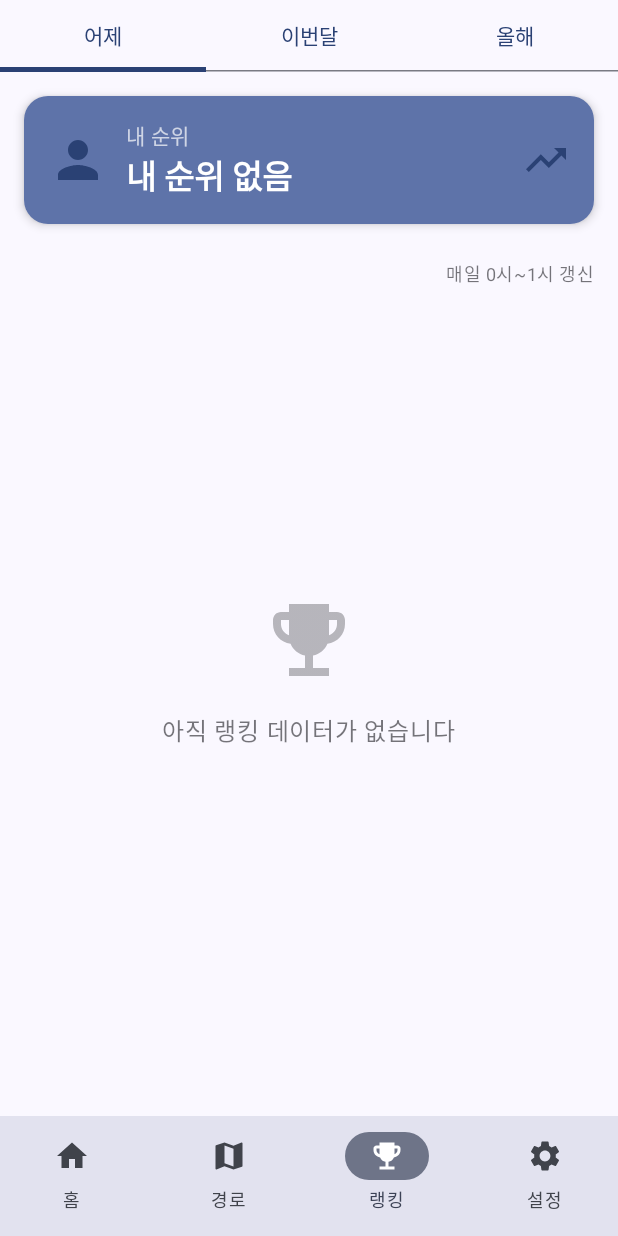
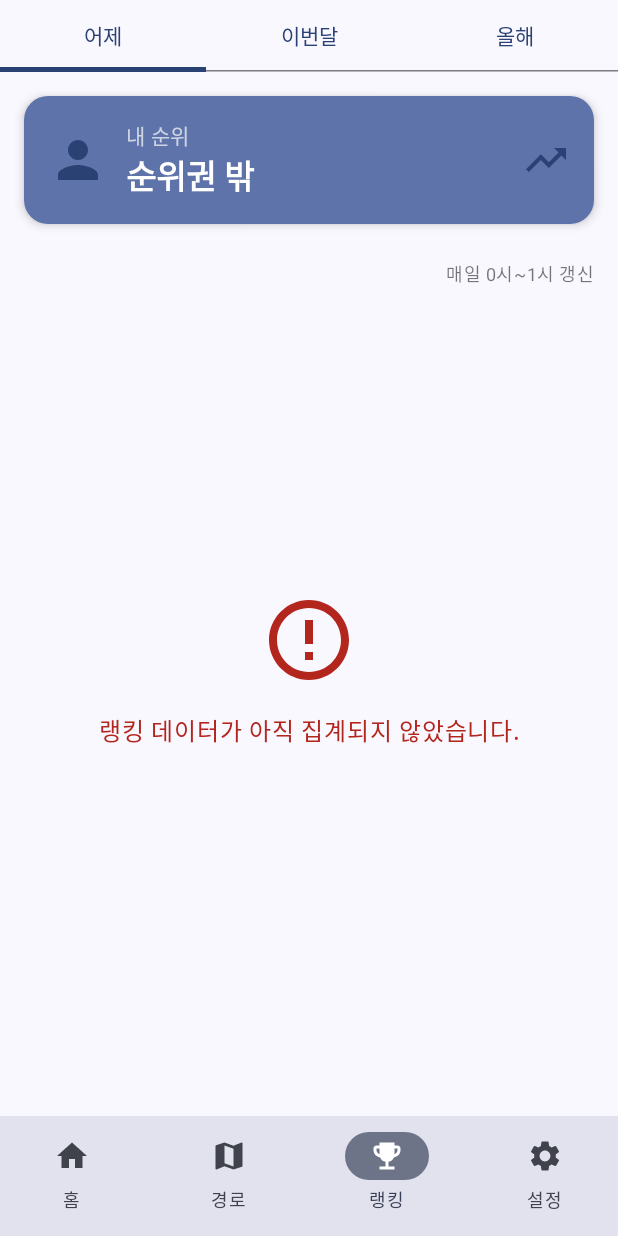
Before and after one commit to coconiss/WalkTracker, an Android app built with Jetpack Compose: the RankingScreen screen opened through its navigation route, on a phone screen of 412 x 824 dp. Run offline under Robolectric (Android 15) with nearby library versions, the phone set to English and light mode, and no system bars; our stand-ins replace AdMob, Firebase (no records; nobody signed in at launch, a user with empty details on screens opened directly), Room's generated code; 1 statement that could not run was skipped.

Commit message:
랭킹 조회 방법, 저장방법 변경

```diff
--- a/app/src/main/java/com/walktracker/app/MainActivity.kt
+++ b/app/src/main/java/com/walktracker/app/MainActivity.kt
@@ -309,6 +309,7 @@ fun MainApp(
                 }
                 RankingScreen(
                     rankingState = rankingState,
+                    currentUserId = FirebaseAuth.getInstance().currentUser?.uid ?: "", // 이 줄을 추가하세요.
                     onPeriodChange = { period ->
                         viewModel.loadRankings(period)
                     }
--- a/app/src/main/java/com/walktracker/app/repository/FirebaseRepository.kt
+++ b/app/src/main/java/com/walktracker/app/repository/FirebaseRepository.kt
@@ -13,6 +13,7 @@ import com.google.gson.reflect.TypeToken
 import com.walktracker.app.data.local.WalkTrackerDatabase
 import com.walktracker.app.data.local.entity.LocalDailyActivityEntity
 import com.walktracker.app.model.*
+import com.walktracker.app.model.RankingLeaderboard
 import kotlinx.coroutines.channels.awaitClose
 import kotlinx.coroutines.flow.Flow
 import kotlinx.coroutines.flow.callbackFlow
@@ -78,18 +79,15 @@ class FirebaseRepository(context: Context) {
             // Room 데이터 삭제
             dailyActivityDao.deleteAllForUser(userId)
 
-            // Firestore 데이터 삭제
+            // Firestore 데이터 삭제 (사용자 활동 기록만 삭제)
             val activitiesSnapshot = activitiesCollection.whereEqualTo("userId", userId).get().await()
-            val rankingsSnapshot = rankingsCollection.whereEqualTo("userId", userId).get().await()
 
             firestore.runBatch { batch ->
                 batch.delete(usersCollection.document(userId))
                 for (document in activitiesSnapshot.documents) {
                     batch.delete(document.reference)
                 }
-                for (document in rankingsSnapshot.documents) {
-                    batch.delete(document.reference)
-                }
+                // 개별 랭킹 문서를 삭제하는 로직 제거 (더 이상 사용되지 않음)
             }.await()
 
             auth.currentUser?.delete()?.await()
@@ -295,57 +293,29 @@ class FirebaseRepository(context: Context) {
             .map { list -> list.find { it.date == date }?.toDailyActivity() }
     }
 
-    // --- Rankings --- //
+    // --- Rankings (개선된 구조) --- //
 
-    suspend fun getRankings(period: String, periodKey: String, limit: Int = 100): List<RankingEntry> {
-        Log.d(TAG, "getRankings: period=$period, periodKey=$periodKey")
+    /**
+     * 기간별 랭킹 리더보드 문서를 가져옵니다.
+     * 이 문서는 백엔드 스크립트에 의해 주기적으로 생성됩니다.
+     */
+    suspend fun getRankingLeaderboard(period: String, periodKey: String): RankingLeaderboard? {
+        val docId = "${period}_${periodKey}"
+        Log.d(TAG, "getRankingLeaderboard: docId=$docId")
         return try {
-            val snapshot = rankingsCollection
-                .whereEqualTo("period", period)
-                .whereEqualTo("periodKey", periodKey)
-                .orderBy("distance", Query.Direction.DESCENDING)
-                .limit(limit.toLong())
-                .get()
-                .await()
-
-            val rankings = snapshot.documents
-                .mapIndexedNotNull { index, doc ->
-                    try {
-                        doc.toObject(RankingEntry::class.java)?.apply { rank = index + 1 }
-                    } catch (e: Exception) {
-                        Log.e(TAG, "문서 변환 실패: docId=${doc.id}", e)
-                        null
-                    }
-                }
-
-            Log.d(TAG, "랭킹 목록 크기: ${rankings.size}")
-            rankings
+            val document = rankingsCollection.document(docId).get().await()
+            if (document.exists()) {
+                document.toObject(RankingLeaderboard::class.java)
+            } else {
+                Log.w(TAG, "Ranking document not found: $docId")
+                null
+            }
         } catch (e: Exception) {
-            Log.e(TAG, "getRankings 실패", e)
-            emptyList()
+            Log.e(TAG, "getRankingLeaderboard failed for $docId", e)
+            null
         }
     }
 
-    suspend fun getUserRank(period: String, periodKey: String): Int? {
-        val userId = getCurrentUserId() ?: return null
-        return try {
-            val docId = "${period}_${periodKey}_${userId}"
-            val userRanking = rankingsCollection.document(docId).get().await()
-                .toObject(RankingEntry::class.java) ?: return null
-
-            val higherCount = rankingsCollection
-                .whereEqualTo("period", period)
-                .whereEqualTo("periodKey", periodKey)
-                .whereGreaterThan("distance", userRanking.distance)
-                .get()
-                .await()
-                .size()
-
-            higherCount + 1
-        } catch (e: Exception) {
-            null
-        }
-    }
 
     // --- Extension Functions --- //
 
--- a/app/src/main/java/com/walktracker/app/service/LocationTrackingService.kt
+++ b/app/src/main/java/com/walktracker/app/service/LocationTrackingService.kt
@@ -124,7 +124,7 @@ class LocationTrackingService : Service(), SensorEventListener {
         private const val MAX_WALKING_SPEED_MPS = 2.2f  // 8km/h - 빠른 걷기 최고 속도
         private const val MIN_WALKING_SPEED_MPS = 0.5f  // 2.9km/h - 최소 걷기 속도
         private const val MAX_TIME_DIFFERENCE_SECONDS = 60L
-        private const val MIN_ACCURACY_METERS = 100f
+        private const val MIN_ACCURACY_METERS = 50f
 
         // 속도 타임아웃: 이 시간 동안 이동이 없으면 속도를 0으로 리셋
         private const val SPEED_TIMEOUT_MS = 10000L  // 10초
@@ -969,7 +969,7 @@ class LocationTrackingService : Service(), SensorEventListener {
 
         val (priority, interval) = when (currentActivityType) {
             ActivityType.RUNNING -> Priority.PRIORITY_HIGH_ACCURACY to LOCATION_INTERVAL_RUNNING
-            ActivityType.WALKING -> Priority.PRIORITY_BALANCED_POWER_ACCURACY to LOCATION_INTERVAL_WALKING
+            ActivityType.WALKING -> Priority.PRIORITY_HIGH_ACCURACY to LOCATION_INTERVAL_WALKING
             ActivityType.STILL -> Priority.PRIORITY_BALANCED_POWER_ACCURACY to LOCATION_INTERVAL_STILL
             else -> Priority.PRIORITY_BALANCED_POWER_ACCURACY to LOCATION_INTERVAL_WALKING
         }
--- a/app/src/main/java/com/walktracker/app/ui/screen/RankingScreen.kt
+++ b/app/src/main/java/com/walktracker/app/ui/screen/RankingScreen.kt
@@ -3,7 +3,7 @@ package com.walktracker.app.ui.screen
 import androidx.compose.foundation.background
 import androidx.compose.foundation.layout.*
 import androidx.compose.foundation.lazy.LazyColumn
-import androidx.compose.foundation.lazy.itemsIndexed
+import androidx.compose.foundation.lazy.items
 import androidx.compose.foundation.shape.CircleShape
 import androidx.compose.foundation.shape.RoundedCornerShape
 import androidx.compose.material.icons.Icons
@@ -15,6 +15,7 @@ import androidx.compose.ui.Modifier
 import androidx.compose.ui.draw.clip
 import androidx.compose.ui.graphics.Color
 import androidx.compose.ui.text.font.FontWeight
+import androidx.compose.ui.text.style.TextAlign
 import androidx.compose.ui.unit.dp
 import com.walktracker.app.model.RankingEntry
 import com.walktracker.app.viewmodel.RankingPeriod
@@ -23,7 +24,8 @@ import com.walktracker.app.viewmodel.RankingUiState
 @Composable
 fun RankingScreen(
     rankingState: RankingUiState,
-    onPeriodChange: (RankingPeriod) -> Unit
+    onPeriodChange: (RankingPeriod) -> Unit,
+    currentUserId: String? // 현재 사용자 ID를 전달받음
 ) {
     Column(
         modifier = Modifier
@@ -37,14 +39,14 @@ fun RankingScreen(
         )
 
         // 내 순위 카드
-        MyRankCard(rank = rankingState.userRank)
+        MyRankCard(myRank = rankingState.myRank, totalParticipants = rankingState.totalParticipants)
 
         Text(
             text = "매일 0시~1시 갱신",
             modifier = Modifier
                 .fillMaxWidth()
                 .padding(horizontal = 16.dp, vertical = 8.dp),
-            textAlign = androidx.compose.ui.text.style.TextAlign.End,
+            textAlign = TextAlign.End,
             style = MaterialTheme.typography.bodySmall,
             color = MaterialTheme.colorScheme.onSurface.copy(alpha = 0.6f)
         )
@@ -59,12 +61,13 @@ fun RankingScreen(
             }
         } else if (rankingState.error != null) {
             Box(
-                modifier = Modifier.fillMaxSize(),
+                modifier = Modifier
+                    .fillMaxSize()
+                    .padding(32.dp),
                 contentAlignment = Alignment.Center
             ) {
                 Column(
                     horizontalAlignment = Alignment.CenterHorizontally,
-                    modifier = Modifier.padding(32.dp)
                 ) {
                     Icon(
                         imageVector = Icons.Default.ErrorOutline,
@@ -74,15 +77,15 @@ fun RankingScreen(
                     )
                     Spacer(modifier = Modifier.height(16.dp))
                     Text(
-                        text = rankingState.error!!,
+                        text = rankingState.error,
                         style = MaterialTheme.typography.bodyLarge,
                         color = MaterialTheme.colorScheme.error,
-                        textAlign = androidx.compose.ui.text.style.TextAlign.Center
+                        textAlign = TextAlign.Center
                     )
                 }
             }
         } else {
-            RankingList(rankings = rankingState.rankings)
+            RankingList(rankings = rankingState.leaderboard, currentUserId = currentUserId)
         }
     }
 }
@@ -116,7 +119,7 @@ private fun PeriodTabs(
 }
 
 @Composable
-private fun MyRankCard(rank: Int?) {
+private fun MyRankCard(myRank: RankingEntry?, totalParticipants: Int) {
     Card(
         modifier = Modifier
             .fillMaxWidth()
@@ -152,12 +155,21 @@ private fun MyRankCard(rank: Int?) {
                         style = MaterialTheme.typography.bodyMedium,
                         color = MaterialTheme.colorScheme.onPrimaryContainer.copy(alpha = 0.7f)
                     )
+                    if (myRank != null) {
                         Text(
-                        text = if (rank != null) "${rank}위" else "내 순위 없음",
+                            text = "${myRank.rank}위 / ${totalParticipants}명",
                             style = MaterialTheme.typography.titleLarge,
                             fontWeight = FontWeight.Bold,
                             color = MaterialTheme.colorScheme.onPrimaryContainer
                         )
+                    } else {
+                        Text(
+                            text = "순위권 밖",
+                            style = MaterialTheme.typography.titleLarge,
+                            fontWeight = FontWeight.Bold,
+                            color = MaterialTheme.colorScheme.onPrimaryContainer
+                        )
+                    }
                 }
             }
 
@@ -172,7 +184,7 @@ private fun MyRankCard(rank: Int?) {
 }
 
 @Composable
-private fun RankingList(rankings: List<RankingEntry>) {
+private fun RankingList(rankings: List<RankingEntry>, currentUserId: String?) {
     if (rankings.isEmpty()) {
         Box(
             modifier = Modifier.fillMaxSize(),
@@ -200,15 +212,13 @@ private fun RankingList(rankings: List<RankingEntry>) {
             modifier = Modifier.fillMaxSize(),
             contentPadding = PaddingValues(horizontal = 16.dp, vertical = 8.dp)
         ) {
-            itemsIndexed(rankings) { index, entry ->
+            items(rankings, key = { it.userId }) { entry ->
+                val isMyRank = entry.userId == currentUserId
                 RankingItem(
-                    ranking = entry,
-                    rank = index + 1
+                    entry = entry,
+                    isMyRank = isMyRank
                 )
-
-                if (index < rankings.size - 1) {
                 Spacer(modifier = Modifier.height(8.dp))
-                }
             }
         }
     }
@@ -216,9 +226,10 @@ private fun RankingList(rankings: List<RankingEntry>) {
 
 @Composable
 private fun RankingItem(
-    ranking: RankingEntry,
-    rank: Int
+    entry: RankingEntry,
+    isMyRank: Boolean
 ) {
+    val rank = entry.rank
     val medalColor = when (rank) {
         1 -> Color(0xFFFFD700) // 금
         2 -> Color(0xFFC0C0C0) // 은
@@ -226,16 +237,18 @@ private fun RankingItem(
         else -> null
     }
 
+    val backgroundColor = when {
+        isMyRank -> MaterialTheme.colorScheme.primary.copy(alpha = 0.2f)
+        rank <= 3 -> medalColor?.copy(alpha = 0.1f) ?: MaterialTheme.colorScheme.surfaceVariant
+        else -> MaterialTheme.colorScheme.surfaceVariant
+    }
+
     Card(
         modifier = Modifier.fillMaxWidth(),
         shape = RoundedCornerShape(12.dp),
         colors = CardDefaults.cardColors(
-            containerColor = if (rank <= 3) {
-                medalColor?.copy(alpha = 0.1f) ?: MaterialTheme.colorScheme.surface
-            } else {
-                MaterialTheme.colorScheme.surface
-            }
-        )
+            containerColor = backgroundColor
+        ),
     ) {
         Row(
             modifier = Modifier
@@ -246,7 +259,7 @@ private fun RankingItem(
             // 순위 배지
             Box(
                 modifier = Modifier
-                    .size(48.dp)
+                    .size(40.dp)
                     .clip(CircleShape)
                     .background(
                         if (rank <= 3) {
@@ -257,21 +270,20 @@ private fun RankingItem(
                     ),
                 contentAlignment = Alignment.Center
             ) {
-                if (rank <= 3) {
+                if (rank <= 3 && medalColor != null) {
                     Icon(
                         imageVector = Icons.Default.EmojiEvents,
-                        contentDescription = null,
-                        tint = Color.White,
-                        modifier = Modifier.size(28.dp)
+                        contentDescription = "Medal",
+                        tint = medalColor.copy(alpha = 0.9f),
+                        modifier = Modifier.size(32.dp)
                     )
-                } else {
+                }
                 Text(
                     text = rank.toString(),
-                        style = MaterialTheme.typography.titleMedium,
+                    style = MaterialTheme.typography.titleSmall,
                     fontWeight = FontWeight.Bold,
-                        color = MaterialTheme.colorScheme.onPrimaryContainer
+                    color = if (rank <= 3) Color.Black.copy(alpha = 0.6f) else MaterialTheme.colorScheme.onPrimaryContainer
                 )
-                }
             }
 
             Spacer(modifier = Modifier.width(16.dp))
@@ -281,12 +293,12 @@ private fun RankingItem(
                 modifier = Modifier.weight(1f)
             ) {
                 Text(
-                    text = ranking.displayName,
+                    text = entry.displayName,
                     style = MaterialTheme.typography.titleMedium,
-                    fontWeight = FontWeight.SemiBold
+                    fontWeight = if (isMyRank) FontWeight.Bold else FontWeight.SemiBold
                 )
                 Text(
-                    text = String.format("%.2f km", ranking.distance),
+                    text = String.format("%.2f km", entry.distance),
                     style = MaterialTheme.typography.bodyMedium,
                     color = MaterialTheme.colorScheme.onSurface.copy(alpha = 0.7f)
                 )
--- a/app/src/main/java/com/walktracker/app/viewmodel/MainViewModel.kt
+++ b/app/src/main/java/com/walktracker/app/viewmodel/MainViewModel.kt
@@ -13,6 +13,7 @@ import androidx.lifecycle.viewModelScope
 import androidx.localbroadcastmanager.content.LocalBroadcastManager
 import com.walktracker.app.model.DailyActivity
 import com.walktracker.app.model.RankingEntry
+import com.walktracker.app.model.RankingLeaderboard
 import com.walktracker.app.model.User
 import com.walktracker.app.repository.FirebaseRepository
 import com.walktracker.app.service.LocationTrackingService
@@ -33,8 +34,9 @@ data class MainUiState(
 )
 
 data class RankingUiState(
-    val rankings: List<RankingEntry> = emptyList(),
-    val userRank: Int? = null,
+    val leaderboard: List<RankingEntry> = emptyList(),
+    val myRank: RankingEntry? = null, // 리더보드에 있는 내 순위 정보
+    val totalParticipants: Int = 0,
     val isLoading: Boolean = false,
     val selectedPeriod: RankingPeriod = RankingPeriod.DAILY,
     val error: String? = null,
@@ -47,7 +49,7 @@ enum class RankingPeriod {
 
 class MainViewModel(application: Application) : AndroidViewModel(application) {
 
-    private val repository = FirebaseRepository(application.applicationContext) // ✅ Context 전달
+    private val repository = FirebaseRepository(application.applicationContext)
     private val dateFormat = SimpleDateFormat("yyyy-MM-dd", Locale.getDefault())
     private val prefs = application.getSharedPreferences("WalkTrackerPrefs", Context.MODE_PRIVATE)
 
@@ -59,7 +61,8 @@ class MainViewModel(application: Application) : AndroidViewModel(application) {
 
     private var currentUserId: String? = null
 
-    private val CACHE_DURATION_MS = 5 * 60 * 1000
+    // 랭킹 캐시 유효 시간: 1시간
+    private val CACHE_DURATION_MS = 60 * 60 * 1000
 
     private val activityUpdateReceiver = object : BroadcastReceiver() {
         override fun onReceive(context: Context?, intent: Intent?) {
@@ -280,6 +283,7 @@ class MainViewModel(application: Application) : AndroidViewModel(application) {
             val isCacheValid = (now - lastUpdated) < CACHE_DURATION_MS
 
             if (isCacheValid && _rankingState.value.selectedPeriod == period) {
+                Log.d("MainViewModel", "Ranking cache is still valid.")
                 return@launch
             }
 
@@ -287,35 +291,38 @@ class MainViewModel(application: Application) : AndroidViewModel(application) {
 
             try {
                 val (periodStr, periodKey) = getPeriodInfo(period)
-                val rankings = repository.getRankings(periodStr, periodKey, 100)
+                val leaderboardDoc = repository.getRankingLeaderboard(periodStr, periodKey)
 
-                val userId = repository.getCurrentUserId()
-                var userRank: Int? = null
-
-                if (userId != null) {
-                    val userInList = rankings.find { it.userId == userId }
-                    userRank = if (userInList != null) {
-                        userInList.rank
-                    } else {
-                        repository.getUserRank(periodStr, periodKey)
+                if (leaderboardDoc != null) {
+                    val myRank = leaderboardDoc.leaderboard.find { it.userId == currentUserId }
+                    _rankingState.update {
+                        it.copy(
+                            leaderboard = leaderboardDoc.leaderboard,
+                            myRank = myRank,
+                            totalParticipants = leaderboardDoc.totalParticipants,
+                            isLoading = false,
+                            error = null,
+                            lastUpdated = leaderboardDoc.updatedAt?.toDate()?.time ?: System.currentTimeMillis()
+                        )
+                    }
+                } else {
+                    _rankingState.update {
+                        it.copy(
+                            leaderboard = emptyList(),
+                            myRank = null,
+                            totalParticipants = 0,
+                            isLoading = false,
+                            error = "랭킹 데이터가 아직 집계되지 않았습니다."
+                        )
                     }
                 }
 
-                _rankingState.update {
-                    it.copy(
-                        rankings = rankings,
-                        userRank = userRank,
-                        isLoading = false,
-                        error = null,
-                        lastUpdated = System.currentTimeMillis()
-                    )
-                }
             } catch (e: Exception) {
                 Log.e("MainViewModel", "Failed to load rankings for $period", e)
                 _rankingState.update {
                     it.copy(
                         isLoading = false,
-                        error = "랭킹 데이터를 불러오는데 실패했습니다: ${e.message}"
+                        error = "랭킹 데이터를 불러오는 데 실패했습니다: ${e.message}"
                     )
                 }
             }
@@ -326,6 +333,7 @@ class MainViewModel(application: Application) : AndroidViewModel(application) {
         val calendar = Calendar.getInstance()
         return when (period) {
             RankingPeriod.DAILY -> {
+                // 어제 날짜의 랭킹을 요청
                 calendar.add(Calendar.DATE, -1)
                 "daily" to dateFormat.format(calendar.time)
             }
@@ -341,7 +349,7 @@ class MainViewModel(application: Application) : AndroidViewModel(application) {
         loadUserData()
         loadInitialTodayActivity()
         loadWeeklyActivity()
-        _rankingState.update { it.copy(lastUpdated = 0L) }
+        _rankingState.update { it.copy(lastUpdated = 0L) } // 캐시 무효화
         loadRankings(_rankingState.value.selectedPeriod)
     }
 
```
Also changed, not shown: app/src/main/java/com/walktracker/app/model/RankingLeaderboard.kt (added, +20 -0 lines), 2 other files. Lines whose indentation alone changed are shown as unchanged.
